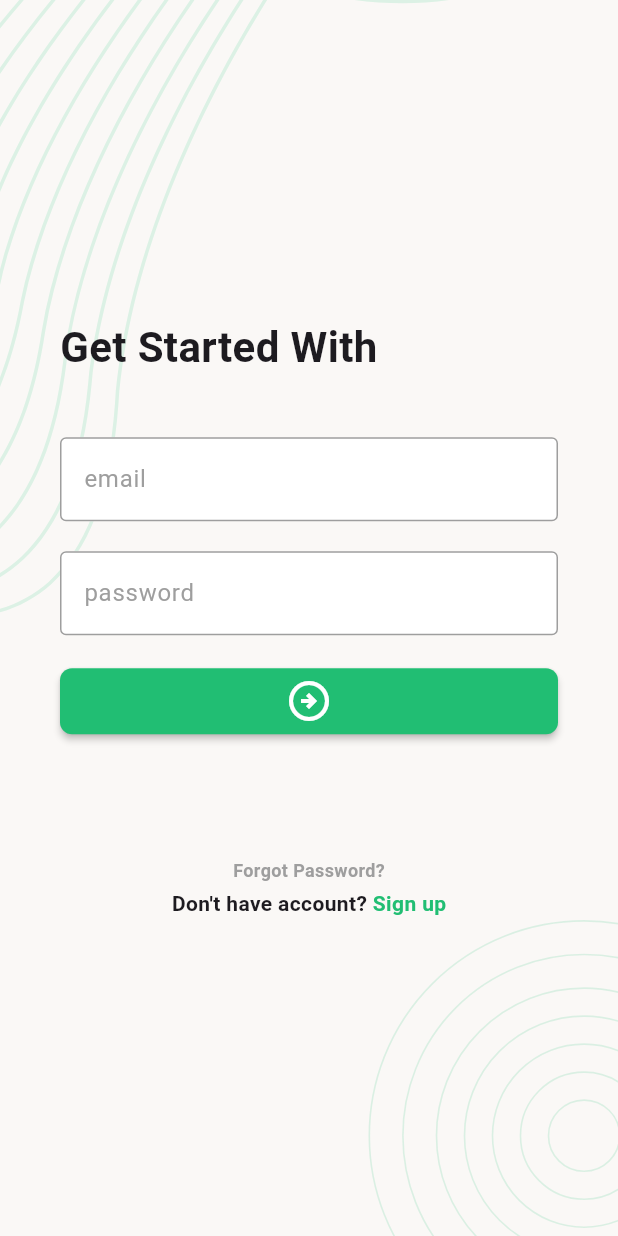
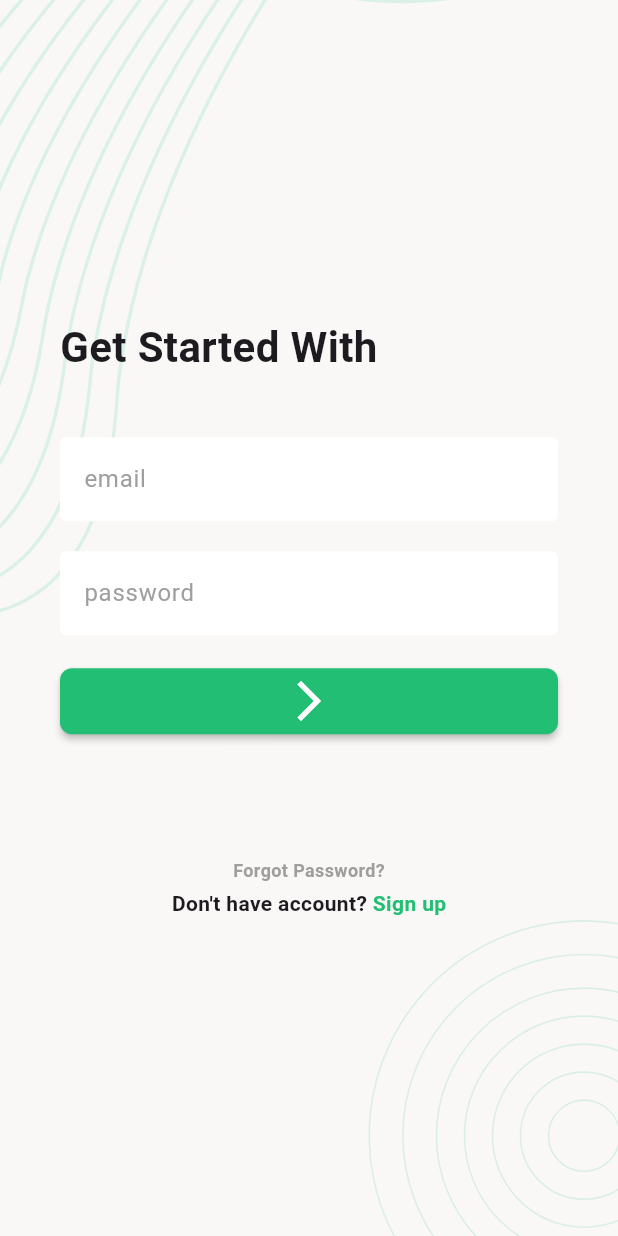
Before and after one commit to amitsurjo57/Flutter-Assignment, a Flutter app: the screen it shows after launch, on a phone screen of 412 x 824 dp. Run offline on Flutter 3.47's test engine with Material 3 defaults, Android fonts, the phone set to English and light mode, and no system bars; our stand-ins replace flutter_svg.

Commit message:
Ostad Assignment

```diff
--- a/lib/screens/log_in_screen.dart
+++ b/lib/screens/log_in_screen.dart
@@ -57,7 +57,7 @@ class _LogInScreenState extends State<LogInScreen> {
   StartingActionButton button() {
     return const StartingActionButton(
       child: Icon(
-        Icons.arrow_circle_right_outlined,
+        Icons.arrow_forward_ios,
         size: 32,
         color: Colors.white,
       ),
--- a/lib/widgets/Starting App/user_text_field.dart
+++ b/lib/widgets/Starting App/user_text_field.dart
@@ -19,11 +19,8 @@ class UserTextField extends StatelessWidget {
       decoration: InputDecoration(
         fillColor: Colors.white,
         filled: true,
-        enabledBorder: const OutlineInputBorder(
-          borderSide: BorderSide(color: Colors.grey),
-        ),
-        focusedBorder: const OutlineInputBorder(
-          borderSide: BorderSide(color: Colors.green),
+        border: const OutlineInputBorder(
+          borderSide: BorderSide.none,
         ),
         hintText: hintText,
         hintStyle: const TextStyle(color: Colors.grey),
```
